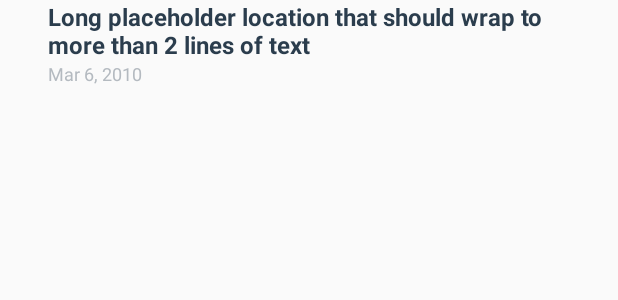
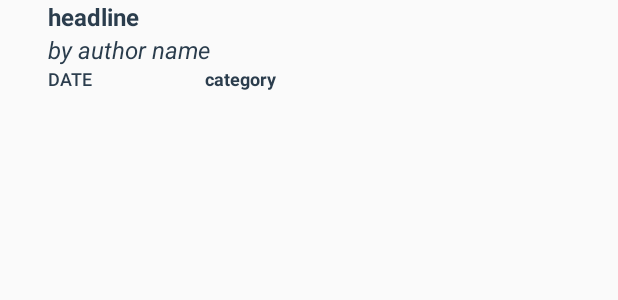
Before and after one commit to mtayyabnaeem/Android-NewsApi, an Android app: the layout news_list_item.xml on its own in the app's theme, with its tools: preview values and no code run, on a phone screen of 412 x 824 dp. Shown: the top 300 px of the screen. Run offline under Robolectric (Android 15) with nearby library versions, the phone set to English and light mode, and no system bars.

```diff
--- a/app/src/main/java/com/example/android/newsreport/NewsActivity.java
+++ b/app/src/main/java/com/example/android/newsreport/NewsActivity.java
@@ -1,4 +1,4 @@
-package com.example.android.quakereport;
+package com.example.android.newsreport;
 import android.app.LoaderManager;
 import android.app.LoaderManager.LoaderCallbacks;
 import android.content.Context;
@@ -23,7 +23,7 @@ public class NewsActivity extends AppCompatActivity
     private static final String LOG_TAG = NewsActivity.class.getName();
     /** URL for news data from the example Guardian API */
     private static final String NEWS_REQUEST_URL =
-            "https://content.guardianapis.com/search?tag=environment/recycling&api-key=test";
+            "https://content.guardianapis.com/search?q=Careers&show-tags=contributor&api-key=test";
     /**
      * Constant value for the news loader ID. We can choose any integer.
      * This really only comes into play if you're using multiple loaders.
--- a/app/src/main/java/com/example/android/newsreport/NewsLoader.java
+++ b/app/src/main/java/com/example/android/newsreport/NewsLoader.java
@@ -1,8 +1,7 @@
-package com.example.android.quakereport;
+package com.example.android.newsreport;
 
 import android.content.AsyncTaskLoader;
 import android.content.Context;
-
 
 import java.util.List;
 
--- a/app/src/main/res/layout/news_list_item.xml
+++ b/app/src/main/res/layout/news_list_item.xml
@@ -1,21 +1,20 @@
 <LinearLayout xmlns:android="http://schemas.android.com/apk/res/android"
     xmlns:tools="http://schemas.android.com/tools"
     android:layout_width="match_parent"
-    android:layout_height="?android:attr/listPreferredItemHeight"
+    android:layout_height="wrap_content"
     android:orientation="vertical"
+    android:paddingStart="16dp"
+    android:paddingLeft="16dp"
     android:paddingEnd="16dp"
-    android:paddingLeft="16dp"
-    android:paddingRight="16dp"
-    android:paddingStart="16dp">
-
+    android:paddingRight="16dp">
 
     <LinearLayout
         android:layout_width="wrap_content"
         android:layout_height="wrap_content"
         android:layout_gravity="center_vertical"
+        android:layout_marginStart="16dp"
         android:layout_marginLeft="16dp"
-        android:layout_marginStart="16dp"
-        android:orientation="horizontal">
+        android:orientation="vertical">
 
         <TextView
             android:id="@+id/headline"
@@ -23,11 +22,20 @@
             android:layout_height="wrap_content"
             android:ellipsize="end"
             android:maxLines="2"
-            android:textColor="@color/textColorEarthquakeLocation"
+            android:textColor="@color/textColorNews"
             android:textSize="16sp"
             android:textStyle="bold"
-            tools:text="Long placeholder location that should wrap to more than 2 lines of text" />
-
+            tools:text="headline" />
+        <TextView
+            android:id="@+id/author"
+            android:layout_width="wrap_content"
+            android:layout_height="wrap_content"
+            android:ellipsize="end"
+            android:maxLines="2"
+            android:textColor="@color/textColorNews"
+            android:textSize="16sp"
+            android:textStyle="italic"
+            tools:text="by author name" />
 
     </LinearLayout>
 
@@ -35,8 +43,8 @@
         android:layout_width="wrap_content"
         android:layout_height="wrap_content"
         android:layout_gravity="center_vertical"
+        android:layout_marginStart="16dp"
         android:layout_marginLeft="16dp"
-        android:layout_marginStart="16dp"
         android:orientation="horizontal">
 
         <TextView
@@ -46,16 +54,20 @@
             android:ellipsize="end"
             android:fontFamily="sans-serif-medium"
             android:maxLines="1"
+            android:paddingRight="75dp"
             android:textAllCaps="true"
-            android:textColor="@color/textColorEarthquakeDetails"
-            android:textSize="12sp" />
+            android:textColor="@color/colorPrimary"
+            android:textSize="12sp"
+            tools:text="date"/>
+
         <TextView
             android:id="@+id/category"
             android:layout_width="wrap_content"
             android:layout_height="wrap_content"
-            android:textColor="@color/textColorEarthquakeDetails"
+            android:textColor="@color/colorPrimary"
             android:textSize="12sp"
-            tools:text="Mar 6, 2010" />
+            android:textStyle="bold"
+            tools:text="category" />
 
 
     </LinearLayout>
```
Also changed, not shown: app/build.gradle (+5 -5 lines), app/src/main/AndroidManifest.xml (+1 -15 lines), app/src/main/java/com/example/android/newsreport/News.java (+6 -4 lines), app/src/main/java/com/example/android/newsreport/NewsAdapter.java (+8 -9 lines), app/src/main/java/com/example/android/newsreport/QueryUtils.java (+16 -4 lines), app/src/main/res/drawable/magnitude_circle.xml (deleted, +0 -10 lines), app/src/main/res/layout/news_activity.xml (+1 -15 lines), app/src/main/res/menu/main.xml (deleted, +0 -24 lines), app/src/main/res/values/arrays.xml (deleted, +0 -12 lines), app/src/main/res/values/colors.xml (+4 -48 lines), app/src/main/res/values/strings.xml (+3 -36 lines), app/src/main/res/values/styles.xml (+0 -15 lines), app/src/main/res/xml/settings_main.xml (deleted, +0 -18 lines).
